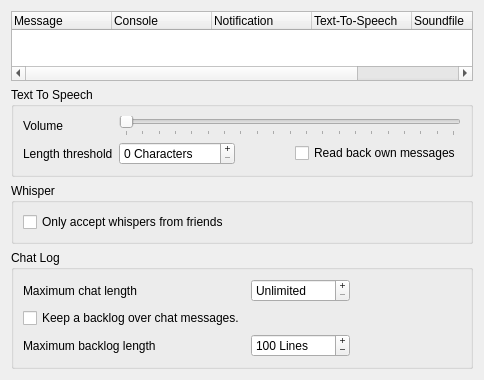
Old version of the form src/mumble/Log.ui in the repository mumble-voip/mumble.
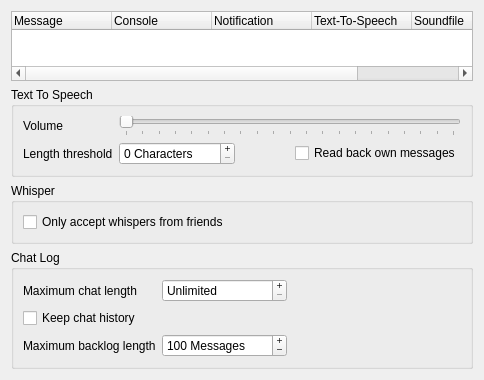
New version of the form.

Commit message: Signal handler changed. Backlog not tied to servername.

Patch:
```diff
--- a/src/mumble/Log.ui
+++ b/src/mumble/Log.ui
@@ -187,7 +187,7 @@
       <item row="1" column="0">
        <widget class="QCheckBox" name="qcbBacklog">
         <property name="text">
-         <string>Keep a backlog over chat messages.</string>
+         <string>Keep chat history</string>
         </property>
        </widget>
       </item>
@@ -252,7 +252,7 @@
          <string notr="true"/>
         </property>
         <property name="suffix">
-         <string> Lines</string>
+         <string> Messages</string>
         </property>
         <property name="maximum">
          <number>1000000</number>
```
The commit also changes 6 other files.
